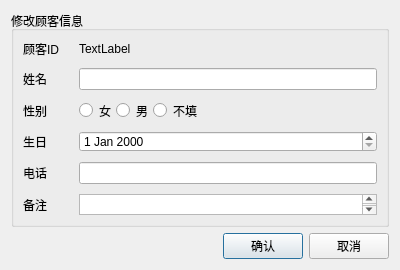
This is updatecustomer.ui in rainlowing/QtCustomerManagementSystem as Qt 5 draws it before an edit. The edited form follows.
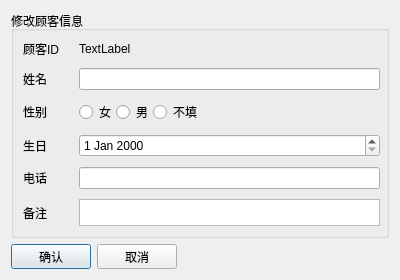
This is the edited form.

```diff
--- a/updatecustomer.ui
+++ b/updatecustomer.ui
@@ -7,19 +7,19 @@
     <x>0</x>
     <y>0</y>
     <width>400</width>
-    <height>270</height>
+    <height>280</height>
    </rect>
   </property>
   <property name="minimumSize">
    <size>
     <width>0</width>
-    <height>270</height>
+    <height>280</height>
    </size>
   </property>
   <property name="maximumSize">
    <size>
     <width>16777215</width>
-    <height>300</height>
+    <height>280</height>
    </size>
   </property>
   <property name="windowTitle">
@@ -38,6 +38,9 @@
       <property name="verticalSpacing">
        <number>10</number>
       </property>
+      <property name="rightMargin">
+       <number>6</number>
+      </property>
       <item row="0" column="0">
        <widget class="QLabel" name="label">
         <property name="text">
@@ -145,19 +148,6 @@
      <property name="sizeConstraint">
       <enum>QLayout::SizeConstraint::SetDefaultConstraint</enum>
      </property>
-     <item>
-      <spacer name="horizontalSpacer">
-       <property name="orientation">
-        <enum>Qt::Orientation::Horizontal</enum>
-       </property>
-       <property name="sizeHint" stdset="0">
-        <size>
-         <width>40</width>
-         <height>20</height>
-        </size>
-       </property>
-      </spacer>
-     </item>
      <item>
       <widget class="QPushButton" name="btnConfirm">
        <property name="sizePolicy">
@@ -169,13 +159,13 @@
        <property name="minimumSize">
         <size>
          <width>80</width>
-         <height>0</height>
+         <height>25</height>
         </size>
        </property>
        <property name="maximumSize">
         <size>
          <width>80</width>
-         <height>16777215</height>
+         <height>25</height>
         </size>
        </property>
        <property name="text">
@@ -194,13 +184,13 @@
        <property name="minimumSize">
         <size>
          <width>80</width>
-         <height>0</height>
+         <height>25</height>
         </size>
        </property>
        <property name="maximumSize">
         <size>
          <width>80</width>
-         <height>16777215</height>
+         <height>25</height>
         </size>
        </property>
        <property name="text">
@@ -208,6 +198,19 @@
        </property>
       </widget>
      </item>
+     <item>
+      <spacer name="horizontalSpacer">
+       <property name="orientation">
+        <enum>Qt::Orientation::Horizontal</enum>
+       </property>
+       <property name="sizeHint" stdset="0">
+        <size>
+         <width>40</width>
+         <height>20</height>
+        </size>
+       </property>
+      </spacer>
+     </item>
     </layout>
    </item>
   </layout>
```
